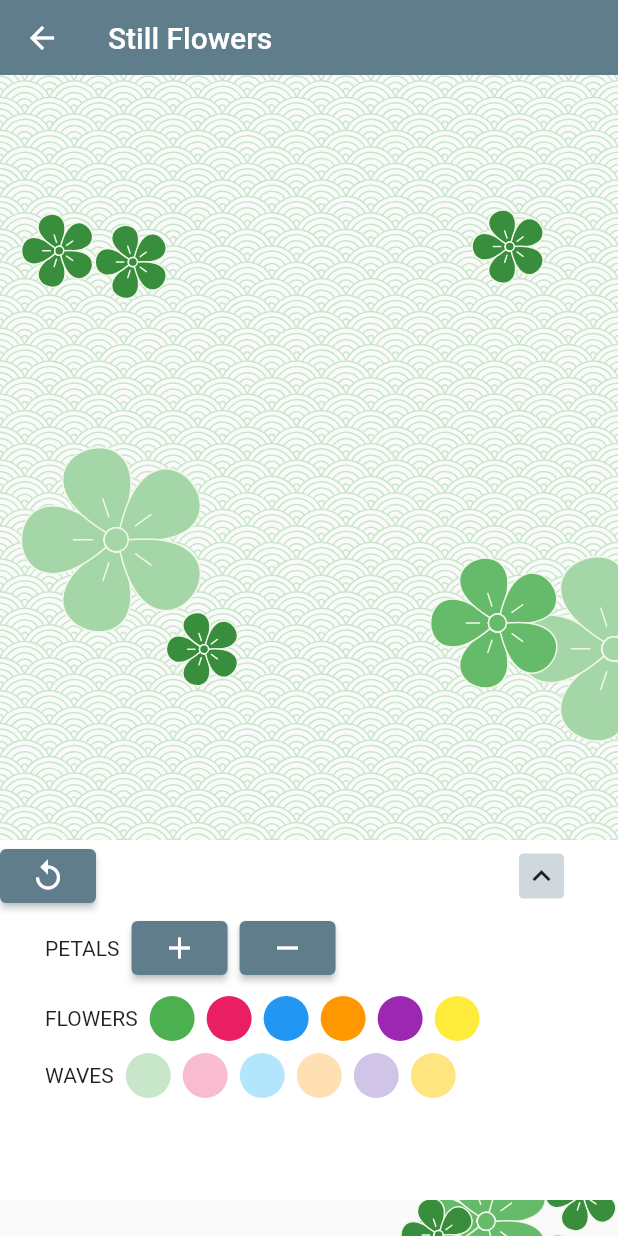
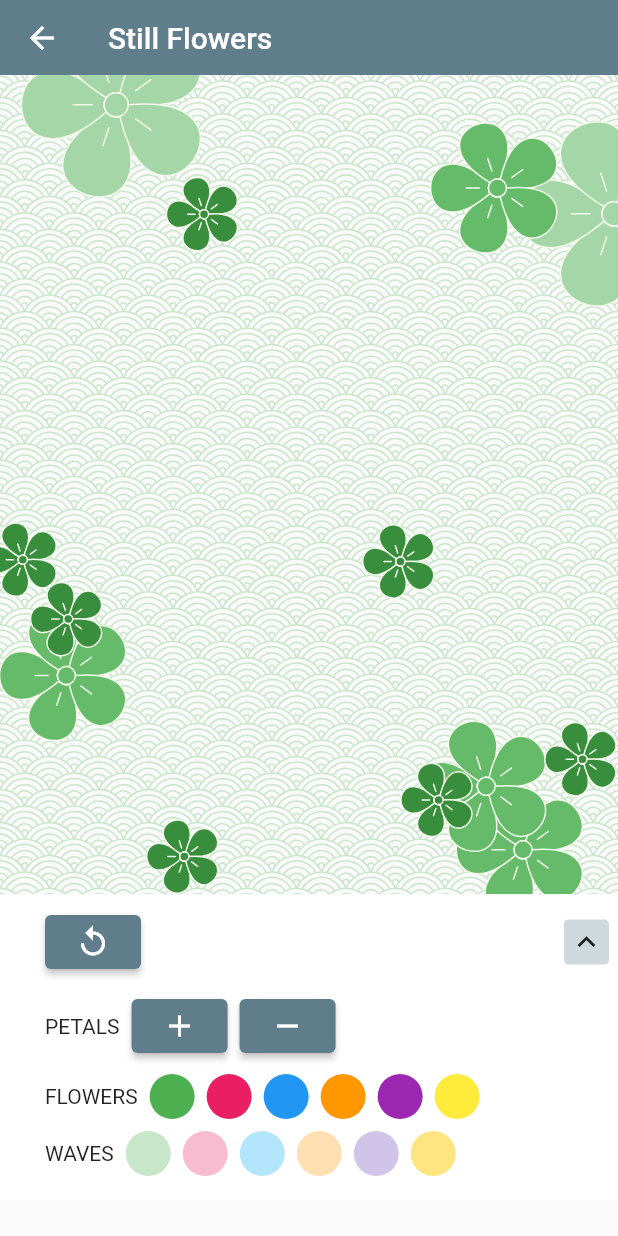
Before and after one commit to fullmers/flutter_animation_play, a Flutter app: the screen it shows after launch, after a tap on "Still Flowers", on a phone screen of 412 x 824 dp. Run offline on Flutter 3.47's test engine with Material 2 defaults, Android fonts, the phone set to English and light mode, and no system bars.

Commit message:
refactor still flowers

```diff
--- a/lib/flowers/still_flowers.dart
+++ b/lib/flowers/still_flowers.dart
@@ -1,10 +1,13 @@
+import 'dart:io';
 import 'dart:math';
 
 import 'package:animaplay/flowers/wave_painter.dart';
 import 'package:flutter/material.dart';
 
-import 'color_change_button.dart';
+import 'controller_flower_colors.dart';
+import 'controller_petal_number.dart';
 import 'controller_top.dart';
+import 'controller_wave_colors.dart';
 import 'flower.dart';
 import 'flower_painter.dart';
 
@@ -32,31 +35,41 @@ class StillFlowers extends StatefulWidget {
 const int minNumPetals = 4;
 const int maxNumPetals = 10;
 
-class _StillFlowersState extends State<StillFlowers> with SingleTickerProviderStateMixin {
+class _StillFlowersState extends State<StillFlowers> {
   final _random = Random();
   final List<Flower> _flowers = [];
   final List<FlowerSeed> _seeds = [];
   final int _numFlowers = 16;
   late double _openControlBarHeight = 240;
-  late double _minControlBarHeight = 56;
   final double _toolBarHeight = 50;
   Color _waveColor = Colors.green[100]!;
 
   int _numPetals = 5;
   bool _isControllerOpen = true;
   FlowerColorScheme _currentColorScheme = FlowerColorScheme.Green;
-
+  late double _extraPaddingOpen;
+  late double _extraPaddingClosed;
   @override
   void initState() {
     super.initState();
     _createSeeds();
     _createFlowers();
+
+    // todo find a cleaner way to do this:
+    if (Platform.isAndroid) {
+      _extraPaddingOpen = 24;
+      _extraPaddingClosed = 24;
+    } else {
+      _extraPaddingOpen = 0;
+      _extraPaddingClosed = 0;
+    }
+    _extraPaddingOpen = _extraPaddingOpen + _toolBarHeight;
+    _extraPaddingClosed = _extraPaddingClosed + _toolBarHeight;
   }
 
   void _createSeeds() {
     for (int i = 0; i < _numFlowers; i++) {
       final center = _makeRandomCenter();
-      //final center = _makeCenterPoint();
       final mX = _random.nextDouble() * (_random.nextBool() ? 1 : -1);
       final mY = _random.nextDouble() * (_random.nextBool() ? 1 : -1);
       _seeds.add(FlowerSeed(
@@ -69,7 +82,7 @@ class _StillFlowersState extends State<StillFlowers> with SingleTickerProviderSt
 
   Offset _makeRandomCenter() {
     double dx = _random.nextDouble() * widget.width;
-    double dy = _random.nextDouble() * widget.height + _toolBarHeight; //(widget.height - _toolBarHeight - 70);
+    double dy = _random.nextDouble() * widget.height - _openControlBarHeight;
     return Offset(dx, dy);
   }
 
@@ -98,12 +111,6 @@ class _StillFlowersState extends State<StillFlowers> with SingleTickerProviderSt
   }
 
   @override
-  void dispose() {
-    //  _controller.dispose();
-    super.dispose();
-  }
-
-  @override
   Widget build(BuildContext context) {
     return Scaffold(
       appBar: AppBar(
@@ -112,6 +119,9 @@ class _StillFlowersState extends State<StillFlowers> with SingleTickerProviderSt
         toolbarHeight: _toolBarHeight,
       ),
       body: Column(
+        mainAxisSize: MainAxisSize.min,
+        children: [
+          Stack(
             children: [
               CustomPaint(
                 foregroundPainter: FlowerPainter(
@@ -123,133 +133,55 @@ class _StillFlowersState extends State<StillFlowers> with SingleTickerProviderSt
                 painter: WavePainter(waveColor: _waveColor),
                 child: Container(
                   height: _isControllerOpen
-                  ? MediaQuery.of(context).size.height - (_toolBarHeight + _openControlBarHeight + 24)
-                  : MediaQuery.of(context).size.height - (_toolBarHeight + _minControlBarHeight + 24),
+                      ? MediaQuery.of(context).size.height - (_extraPaddingOpen)
+                      : MediaQuery.of(context).size.height - (_extraPaddingClosed),
                 ),
               ),
-          _isControllerOpen
-              ? Container(
+              Positioned(
+                bottom: 0,
+                child: _buildController(),
+              ),
+            ],
+          )
+        ],
+      ),
+    );
+  }
+
+  Widget _buildController() {
+    return Container(
       color: Colors.white,
-                  height: _openControlBarHeight,
+      child: Padding(
+        padding: const EdgeInsets.fromLTRB(30, 8, 0, 8),
         child: Column(
-                    crossAxisAlignment: CrossAxisAlignment.center,
+          mainAxisSize: MainAxisSize.min,
+          crossAxisAlignment: CrossAxisAlignment.start,
           children: [
             ControllerTop(
               reset: _reset,
               isControllerOpen: _isControllerOpen,
               openOrCloseController: _openOrClose,
+            )
+          ]..addAll(_isControllerOpen ? _openControllerBottom() : []),
         ),
-                      //   const SizedBox(height: 8),
-                      Row(children: [
-                        const SizedBox(width: 30),
-                        Text('PETALS'),
-                        const SizedBox(width: 8),
-                        ElevatedButton(
-                          child: Icon(Icons.add),
-                          onPressed: () => setState(() {
-                            if (_numPetals <= maxNumPetals) {
-                              _numPetals++;
-                              _createFlowers();
-                            }
-                          }),
-                        ),
-                        const SizedBox(width: 8),
-                        ElevatedButton(
-                          child: Icon(Icons.remove),
-                          onPressed: () => setState(() {
-                            if (_numPetals > minNumPetals) {
-                              _numPetals--;
-                              _createFlowers();
-                            }
-                          }),
-                        ),
-                      ]),
-                      const SizedBox(height: 8),
-                      Row(
-                        children: [
-                          const SizedBox(width: 30),
-                          Text('FLOWERS'),
-                          const SizedBox(width: 8),
-                          ColorChangeButton(
-                            buttonColor: Colors.green,
-                            onTap: () => _changeColor(FlowerColorScheme.Green),
-                          ),
-                          const SizedBox(width: 8),
-                          ColorChangeButton(
-                            buttonColor: Colors.pink,
-                            onTap: () => _changeColor(FlowerColorScheme.Pink),
-                          ),
-                          const SizedBox(width: 8),
-                          ColorChangeButton(
-                            buttonColor: Colors.blue,
-                            onTap: () => _changeColor(FlowerColorScheme.Blue),
-                          ),
-                          const SizedBox(width: 8),
-                          ColorChangeButton(
-                            buttonColor: Colors.orange,
-                            onTap: () => _changeColor(FlowerColorScheme.Orange),
-                          ),
-                          const SizedBox(width: 8),
-                          ColorChangeButton(
-                            buttonColor: Colors.purple,
-                            onTap: () => _changeColor(FlowerColorScheme.Purple),
-                          ),
-                          const SizedBox(width: 8),
-                          ColorChangeButton(
-                            buttonColor: Colors.yellow,
-                            onTap: () => _changeColor(FlowerColorScheme.Yellow),
-                          ),
-                          const SizedBox(width: 8),
-                        ],
-                      ),
-                      const SizedBox(height: 8),
-                      Row(children: [
-                        const SizedBox(width: 30),
-                        Text('WAVES'),
-                        const SizedBox(width: 8),
-                        ColorChangeButton(
-                          buttonColor: Colors.green[100]!,
-                          onTap: () => _changeWaveColor(Colors.green[100]!),
-                        ),
-                        const SizedBox(width: 8),
-                        ColorChangeButton(
-                          buttonColor: Colors.pink[100]!,
-                          onTap: () => _changeWaveColor(Colors.pink[100]!),
-                        ),
-                        const SizedBox(width: 8),
-                        ColorChangeButton(
-                          buttonColor: Colors.lightBlue[100]!,
-                          onTap: () => _changeWaveColor(Colors.lightBlue[100]!),
-                        ),
-                        const SizedBox(width: 8),
-                        ColorChangeButton(
-                          buttonColor: Colors.orange[100]!,
-                          onTap: () => _changeWaveColor(Colors.orange[100]!),
-                        ),
-                        const SizedBox(width: 8),
-                        ColorChangeButton(
-                          buttonColor: Colors.deepPurple[100]!,
-                          onTap: () => _changeWaveColor(Colors.deepPurple[100]!),
-                        ),
-                        const SizedBox(width: 8),
-                        ColorChangeButton(
-                          buttonColor: Colors.amberAccent[100]!,
-                          onTap: () => _changeWaveColor(Colors.amberAccent[100]!),
-                        ),
-                      ]),
-                      //    const SizedBox(height: 8)
-                    ],
-                  ),
-                )
-              : ControllerTop(
-                  reset: _reset,
-                  isControllerOpen: _isControllerOpen,
-                  openOrCloseController: _openOrClose,
-                ),
-        ],
       ),
     );
   }
+
+  List<Widget> _openControllerBottom() => [
+        const SizedBox(height: 8),
+        ControllerPetalNumber(
+          changePetalNumber: _changePetalNumber,
+        ),
+        const SizedBox(height: 8),
+        ControllerFlowerColors(
+          changeColor: _changeFlowerColor,
+        ),
+        const SizedBox(height: 8),
+        ControllerWaveColors(
+          changeWaveColor: _changeWaveColor,
+        )
+      ];
 
   void _openOrClose() {
     setState(() {
@@ -263,10 +195,26 @@ class _StillFlowersState extends State<StillFlowers> with SingleTickerProviderSt
     });
   }
 
-  void _changeColor(FlowerColorScheme flowerColorScheme) {
+  void _changeFlowerColor(FlowerColorScheme flowerColorScheme) {
     setState(() {
       _currentColorScheme = flowerColorScheme;
       _createFlowers();
+    });
+  }
+
+  void _changePetalNumber(bool isIncreasing) {
+    setState(() {
+      if (isIncreasing) {
+        if (_numPetals <= maxNumPetals) {
+          _numPetals++;
+          _createFlowers();
+        }
+      } else {
+        if (_numPetals > minNumPetals) {
+          _numPetals--;
+          _createFlowers();
+        }
+      }
     });
   }
 
@@ -275,7 +223,6 @@ class _StillFlowersState extends State<StillFlowers> with SingleTickerProviderSt
       _seeds.clear();
       _createSeeds();
       _createFlowers();
-      print('numFlowers: ${_seeds.length}');
     });
   }
 }
```
Lines whose indentation alone changed are shown as unchanged.
